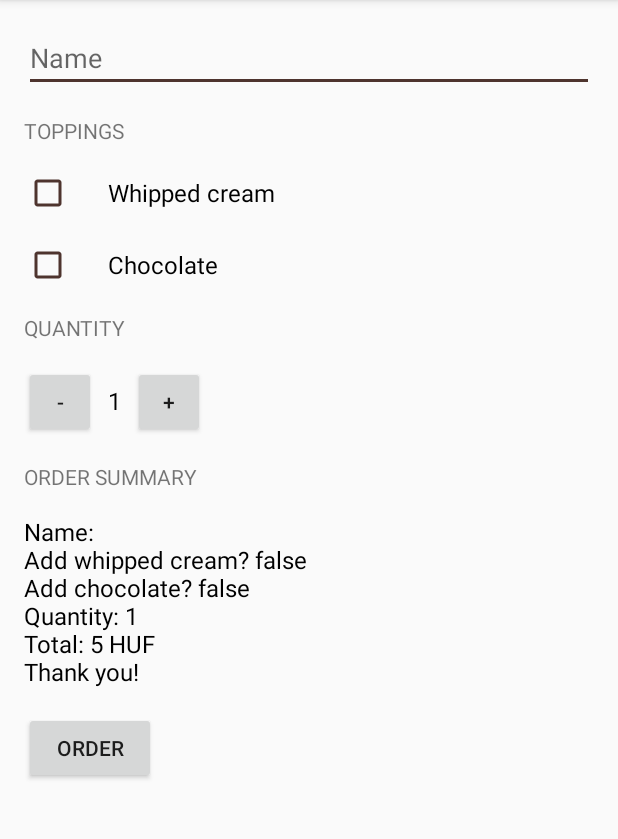
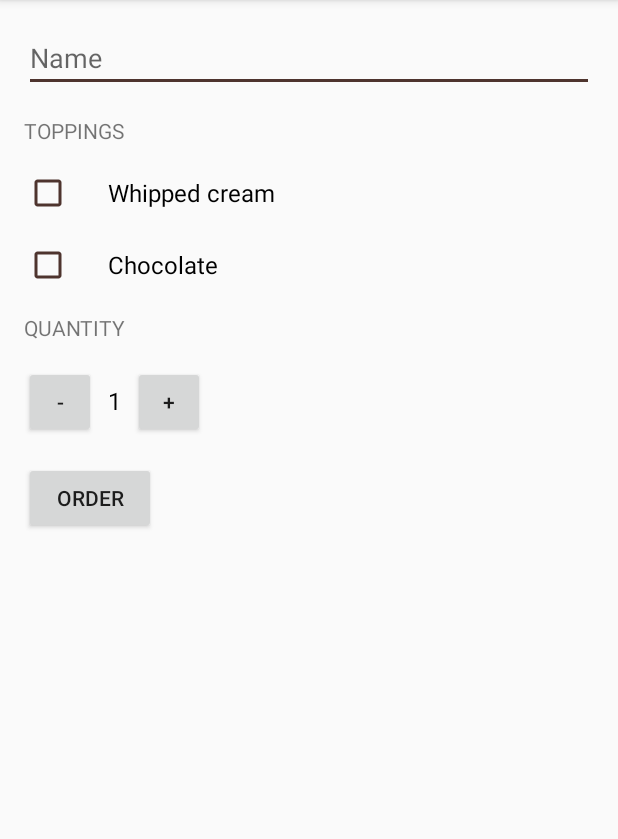
Before and after one commit to multiversetheorie/JustJavaNew, an Android app: the screen it shows after launch (MainActivity), after a tap on "ORDER", on a phone screen of 412 x 824 dp, the part 84-923 px from its top. Run offline under Robolectric (Android 15) with nearby library versions, the phone set to English and light mode, and no system bars.

Commit message:
Added ACTION_SENDTO intent and removed order summary TextView.

```diff
--- a/app/src/main/java/com/example/android/justjavanew/MainActivity.java
+++ b/app/src/main/java/com/example/android/justjavanew/MainActivity.java
@@ -18,8 +18,6 @@ import android.widget.CheckBox;
 import android.widget.EditText;
 import android.widget.TextView;
 import android.widget.Toast;
-
-import java.net.URL;
 
 /**
  * This app displays an order form to order coffee.
@@ -92,13 +90,21 @@ public class MainActivity extends AppCompatActivity {
         price = calculatePrice();
 
         //Displays the order summary created and returned by the 'createOrderSummary' method
-        displayMessage(createOrderSummary());
+        //displayMessage(createOrderSummary());
 
 //        Intent intent = new Intent(Intent.ACTION_VIEW);
 //        intent.setData(Uri.parse("spotify:track:5nv03Gy380X8VLMIcH04d1"));
 //        if (intent.resolveActivity(getPackageManager()) != null) {
 //            startActivity(intent);
 //        }
+
+        Intent composeEmail = new Intent(Intent.ACTION_SENDTO);
+        composeEmail.setData(Uri.parse("mailto:"));
+        composeEmail.putExtra(Intent.EXTRA_SUBJECT, "Monday Coffee Machine order for " + nameOfCustomer);
+        composeEmail.putExtra(Intent.EXTRA_TEXT, createOrderSummary());
+        if (composeEmail.resolveActivity(getPackageManager()) != null) {
+            startActivity(composeEmail);
+        }
         }
 
 
@@ -147,8 +153,8 @@ public class MainActivity extends AppCompatActivity {
     /**
      * This method displays the given text on the screen.
      */
-    private void displayMessage(String message) {
-        TextView orderSummaryTextView = findViewById(R.id.order_summary_text_view);
-        orderSummaryTextView.setText(message);
-    }
+    // private void displayMessage(String message) {
+    //    TextView orderSummaryTextView = findViewById(R.id.order_summary_text_view);
+    //    orderSummaryTextView.setText(message);
+    //}
 }
--- a/app/src/main/res/layout/activity_main.xml
+++ b/app/src/main/res/layout/activity_main.xml
@@ -84,6 +84,7 @@
         </LinearLayout>
 
 
+        <!--
         <TextView
             android:layout_width="wrap_content"
             android:layout_height="wrap_content"
@@ -98,7 +99,7 @@
             android:layout_height="wrap_content"
             android:text="0,00 HUF"
             android:textColor="@android:color/black"
-            android:textSize="16sp" />
+            android:textSize="16sp" /> -->
 
         <Button
             android:layout_width="wrap_content"
```
